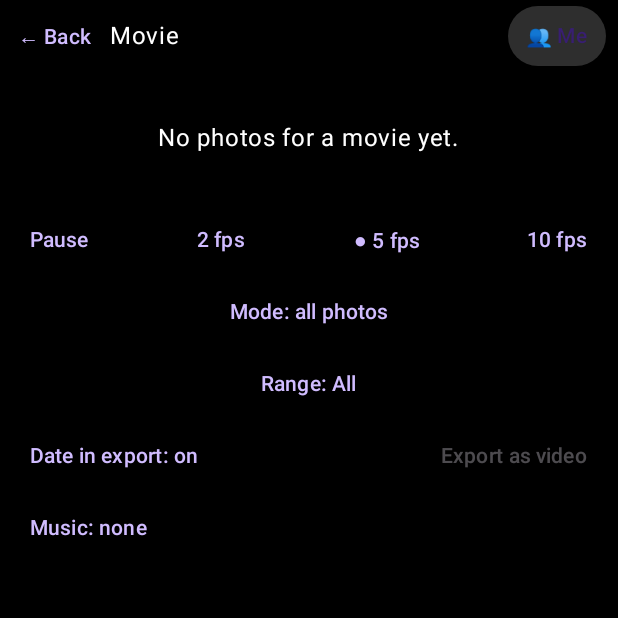
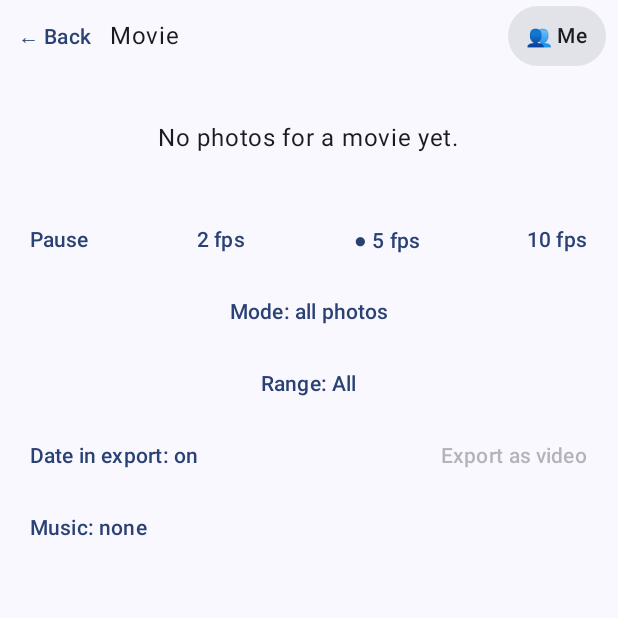
Before and after one commit to tklserhat-commits/facing, an Android app built with Jetpack Compose: the screen it shows after launch (MainActivity), after a tap on "Movie", on a phone screen of 412 x 824 dp, the top half of it. Run offline under Robolectric (Android 15) with nearby library versions, the phone set to English and light mode, and no system bars; our stand-ins replace Room's generated code; libraries missing offline, so code that uses them is left out: androidx.camera.core, androidx.camera.lifecycle, androidx.camera.view; pictures from the network do not load; 9 statements that could not run were skipped.

Commit message:
Add Material You, light/dark mode and color palettes

```diff
--- a/app/src/main/AndroidManifest.xml
+++ b/app/src/main/AndroidManifest.xml
@@ -12,7 +12,7 @@
         android:localeConfig="@xml/locales_config"
         android:icon="@mipmap/ic_launcher"
         android:roundIcon="@mipmap/ic_launcher_round"
-        android:theme="@android:style/Theme.Material.Light.NoActionBar">
+        android:theme="@style/Theme.Facing">
         <activity
             android:name=".MainActivity"
             android:exported="true">
--- a/app/src/main/java/app/facing/MainActivity.kt
+++ b/app/src/main/java/app/facing/MainActivity.kt
@@ -10,15 +10,25 @@ import androidx.activity.ComponentActivity
 import androidx.activity.compose.rememberLauncherForActivityResult
 import androidx.activity.compose.setContent
 import androidx.activity.result.contract.ActivityResultContracts
-import androidx.compose.foundation.background
+import androidx.activity.SystemBarStyle
+import androidx.activity.enableEdgeToEdge
+import androidx.compose.foundation.layout.navigationBarsPadding
+import androidx.compose.foundation.layout.statusBarsPadding
+import androidx.compose.runtime.DisposableEffect
+import androidx.compose.runtime.SideEffect
+import androidx.compose.ui.graphics.toArgb
+import androidx.lifecycle.compose.collectAsStateWithLifecycle
+import android.graphics.drawable.ColorDrawable
+import app.facing.ui.theme.FacingTheme
+import app.facing.ui.theme.isDarkTheme
 import androidx.compose.foundation.layout.Arrangement
 import androidx.compose.foundation.layout.Column
 import androidx.compose.foundation.layout.fillMaxSize
 import androidx.compose.foundation.layout.padding
 import androidx.compose.material3.Button
 import androidx.compose.material3.MaterialTheme
+import androidx.compose.material3.Surface
 import androidx.compose.material3.Text
-import androidx.compose.material3.darkColorScheme
 import androidx.compose.runtime.Composable
 import androidx.compose.runtime.getValue
 import androidx.compose.runtime.mutableStateOf
@@ -26,7 +36,6 @@ import androidx.compose.runtime.remember
 import androidx.compose.runtime.setValue
 import androidx.compose.ui.Alignment
 import androidx.compose.ui.Modifier
-import androidx.compose.ui.graphics.Color
 import androidx.compose.ui.text.style.TextAlign
 import androidx.compose.ui.unit.dp
 import androidx.core.content.ContextCompat
@@ -46,8 +55,33 @@ class MainActivity : ComponentActivity() {
         super.onCreate(savedInstanceState)
         val app = application as FacingApp
         setContent {
-            MaterialTheme(colorScheme = darkColorScheme()) {
-                CameraPermissionGate { AppRoot(app) }
+            // null = Einstellungen noch nicht geladen (Millisekunden) -> noch nichts zeichnen, kein Farb-Flackern
+            val settings by app.settings.settings.collectAsStateWithLifecycle(null)
+            val s = settings
+            if (s != null) {
+                val dark = isDarkTheme(s.themeMode)
+
+                // Statusleiste/Navigationsleiste transparent; Icon-Farbe passend zu hell/dunkel
+                DisposableEffect(dark) {
+                    this@MainActivity.enableEdgeToEdge(
+                        statusBarStyle = SystemBarStyle.auto(
+                            android.graphics.Color.TRANSPARENT, android.graphics.Color.TRANSPARENT,
+                        ) { dark },
+                        navigationBarStyle = SystemBarStyle.auto(
+                            android.graphics.Color.TRANSPARENT, android.graphics.Color.TRANSPARENT,
+                        ) { dark },
+                    )
+                    onDispose { }
+                }
+
+                FacingTheme(s.themeMode, s.palette, s.amoled) {
+                    val bg = MaterialTheme.colorScheme.background
+                    // Fensterhintergrund angleichen (sonst blitzt beim Drehen kurz die falsche Farbe auf)
+                    SideEffect { window.setBackgroundDrawable(ColorDrawable(bg.toArgb())) }
+                    Surface(modifier = Modifier.fillMaxSize(), color = bg) {
+                        CameraPermissionGate { AppRoot(app) }
+                    }
+                }
             }
         }
     }
@@ -69,13 +103,12 @@ private fun CameraPermissionGate(content: @Composable () -> Unit) {
         content()
     } else {
         Column(
-            Modifier.fillMaxSize().background(Color.Black).padding(32.dp),
+            Modifier.fillMaxSize().statusBarsPadding().navigationBarsPadding().padding(32.dp),
             verticalArrangement = Arrangement.Center,
             horizontalAlignment = Alignment.CenterHorizontally,
         ) {
             Text(
                 stringResource(R.string.main_camera_rationale),
-                color = Color.White,
                 textAlign = TextAlign.Center,
             )
             Button(
--- a/app/src/main/java/app/facing/data/prefs/SettingsRepository.kt
+++ b/app/src/main/java/app/facing/data/prefs/SettingsRepository.kt
@@ -14,6 +14,19 @@ import kotlinx.coroutines.flow.map
 
 enum class MovieMode { ALL_PHOTOS, ONE_PER_DAY }
 
+/** Hell/Dunkel: folgt dem System oder ist fest eingestellt. */
+enum class ThemeMode { SYSTEM, LIGHT, DARK }
+
+/** Verfügbare Farbpaletten. [displayName] ist der Eigenname (wird nicht übersetzt). */
+enum class ColorPalette(val displayName: String) {
+    MATERIAL_YOU("Material You"),
+    STANDARD("Standard"),
+    CATPPUCCIN("Catppuccin"),
+    NORD("Nord"),
+    GRUVBOX("Gruvbox"),
+    ROSE_PINE("Rosé Pine"),
+}
+
 data class Settings(
     val movieMode: MovieMode = MovieMode.ALL_PHOTOS,
     val fps: Int = 5,                    // 2, 5 oder 10
@@ -25,6 +38,9 @@ data class Settings(
     val currentGroupId: Long = 1,        // aktive Gruppe (Fotoreihe)
     val reminderEnabled: Boolean = false,
     val reminderMinutes: Int = 19 * 60,  // Minuten seit Mitternacht
+    val themeMode: ThemeMode = ThemeMode.SYSTEM,
+    val palette: ColorPalette = ColorPalette.MATERIAL_YOU,
+    val amoled: Boolean = false,         // reines Schwarz im Dunkelmodus
 )
 
 private val Context.dataStore by preferencesDataStore(name = "settings")
@@ -42,6 +58,9 @@ class SettingsRepository(private val context: Context) {
         val currentGroupId = longPreferencesKey("currentGroupId")
         val reminderEnabled = booleanPreferencesKey("reminderEnabled")
         val reminderMinutes = intPreferencesKey("reminderMinutes")
+        val themeMode = stringPreferencesKey("themeMode")
+        val palette = stringPreferencesKey("palette")
+        val amoled = booleanPreferencesKey("amoled")
     }
 
     val settings: Flow<Settings> = context.dataStore.data.map { p ->
@@ -58,6 +77,11 @@ class SettingsRepository(private val context: Context) {
             currentGroupId = p[Keys.currentGroupId] ?: d.currentGroupId,
             reminderEnabled = p[Keys.reminderEnabled] ?: d.reminderEnabled,
             reminderMinutes = p[Keys.reminderMinutes] ?: d.reminderMinutes,
+            themeMode = p[Keys.themeMode]
+                ?.let { runCatching { ThemeMode.valueOf(it) }.getOrNull() } ?: d.themeMode,
+            palette = p[Keys.palette]
+                ?.let { runCatching { ColorPalette.valueOf(it) }.getOrNull() } ?: d.palette,
+            amoled = p[Keys.amoled] ?: d.amoled,
         )
     }
 
@@ -75,4 +99,7 @@ class SettingsRepository(private val context: Context) {
     suspend fun setCurrentGroup(v: Long) = edit { it[Keys.currentGroupId] = v }
     suspend fun setReminderEnabled(v: Boolean) = edit { it[Keys.reminderEnabled] = v }
     suspend fun setReminderMinutes(v: Int) = edit { it[Keys.reminderMinutes] = v }
+    suspend fun setThemeMode(v: ThemeMode) = edit { it[Keys.themeMode] = v.name }
+    suspend fun setPalette(v: ColorPalette) = edit { it[Keys.palette] = v.name }
+    suspend fun setAmoled(v: Boolean) = edit { it[Keys.amoled] = v }
 }
--- a/app/src/main/java/app/facing/ui/CameraScreen.kt
+++ b/app/src/main/java/app/facing/ui/CameraScreen.kt
@@ -36,6 +36,7 @@ import androidx.compose.foundation.layout.statusBarsPadding
 import androidx.compose.foundation.shape.CircleShape
 import androidx.compose.material3.Button
 import androidx.compose.material3.ButtonDefaults
+import androidx.compose.material3.MaterialTheme
 import androidx.compose.material3.Slider
 import androidx.compose.material3.Text
 import androidx.compose.material3.TextButton
@@ -87,6 +88,7 @@ fun CameraScreen(app: FacingApp, onGallery: () -> Unit, onMovie: () -> Unit) {
     var front by remember { mutableStateOf(true) }
     var busy by remember { mutableStateOf(false) }
     var showReminder by remember { mutableStateOf(false) }
+    var showTheme by remember { mutableStateOf(false) }
     var timer by rememberSaveable { mutableIntStateOf(0) } // Selbstauslöser: 0, 3 oder 10 Sekunden
     var countdown by remember { mutableIntStateOf(0) }
     var countdownJob by remember { mutableStateOf<Job?>(null) }
@@ -185,8 +187,13 @@ fun CameraScreen(app: FacingApp, onGallery: () -> Unit, onMovie: () -> Unit) {
         onDispose { ShutterKeys.onPress = null }
     }
 
+    // Buttons über der Kamera-Vorschau bleiben immer dunkel/transparent mit weißer Schrift (Live-Bild dahinter)
+    val dim = ButtonDefaults.buttonColors(containerColor = Color.Black.copy(alpha = 0.55f), contentColor = Color.White)
+    // Alles unterhalb der Vorschau folgt dem Theme
+    val ink = MaterialTheme.colorScheme.onBackground
+
     Column(
-        Modifier.fillMaxSize().background(Color.Black).statusBarsPadding().navigationBarsPadding(),
+        Modifier.fillMaxSize().background(MaterialTheme.colorScheme.background).statusBarsPadding().navigationBarsPadding(),
         horizontalAlignment = Alignment.CenterHorizontally,
     ) {
         // Vorschau + Overlay des letzten Fotos + Raster
@@ -206,12 +213,17 @@ fun CameraScreen(app: FacingApp, onGallery: () -> Unit, onMovie: () -> Unit) {
                 verticalArrangement = Arrangement.spacedBy(8.dp),
             ) {
                 Row(horizontalArrangement = Arrangement.spacedBy(8.dp)) {
-                    val dim = ButtonDefaults.buttonColors(containerColor = Color.Black.copy(alpha = 0.55f))
                     Button(onClick = onGallery, colors = dim) { Text(stringResource(R.string.nav_photos)) }
                     Button(onClick = onMovie, colors = dim) { Text(stringResource(R.string.nav_movie)) }
                     Button(onClick = { showReminder = true }, colors = dim) { Text("🔔") }
                 }
-                GroupChip(app)
+                Row(
+                    horizontalArrangement = Arrangement.spacedBy(8.dp),
+                    verticalAlignment = Alignment.CenterVertically,
+                ) {
+                    GroupChip(app)
+                    Button(onClick = { showTheme = true }, colors = dim) { Text("🎨") }
+                }
             }
             if (countdown > 0) {
                 Text(
@@ -236,7 +248,6 @@ fun CameraScreen(app: FacingApp, onGallery: () -> Unit, onMovie: () -> Unit) {
 
         Text(
             stringResource(R.string.overlay_percent, (settings.overlayOpacity * 100).toInt()),
-            color = Color.White,
             modifier = Modifier.padding(top = 8.dp),
         )
         Slider(
@@ -254,10 +265,10 @@ fun CameraScreen(app: FacingApp, onGallery: () -> Unit, onMovie: () -> Unit) {
                 TextButton(onClick = { scope.launch { app.settings.setShowGrid(!settings.showGrid) } }) {
                     Text(stringResource(if (settings.showGrid) R.string.grid_off else R.string.grid_on))
                 }
-                Text(stringResource(R.string.today_count, todayPhotos.size), color = Color.White)
+                Text(stringResource(R.string.today_count, todayPhotos.size))
                 if (streak > 0) {
                     val streakText = pluralStringResource(R.plurals.streak_days, streak, streak)
-                    Text("🔥 $streakText", color = Color.White)
+                    Text("🔥 $streakText")
                 }
             }
 
@@ -266,10 +277,10 @@ fun CameraScreen(app: FacingApp, onGallery: () -> Unit, onMovie: () -> Unit) {
                 Modifier
                     .size(76.dp)
                     .clip(CircleShape)
-                    .border(4.dp, Color.White, CircleShape)
+                    .border(4.dp, ink, CircleShape)
                     .padding(8.dp)
                     .clip(CircleShape)
-                    .background(if (busy) Color.Gray else Color.White)
+                    .background(if (busy) ink.copy(alpha = 0.4f) else ink)
                     .clickable(enabled = !busy || countdown > 0) { requestShot() }
             )
 
@@ -283,6 +294,7 @@ fun CameraScreen(app: FacingApp, onGallery: () -> Unit, onMovie: () -> Unit) {
     }
 
     if (showReminder) ReminderDialog { showReminder = false }
+    if (showTheme) ThemeDialog(app) { showTheme = false }
 }
 
 private suspend fun Context.cameraProvider(): ProcessCameraProvider = suspendCoroutine { cont ->
--- a/app/src/main/java/app/facing/ui/CompareScreen.kt
+++ b/app/src/main/java/app/facing/ui/CompareScreen.kt
@@ -17,6 +17,7 @@ import androidx.compose.foundation.layout.statusBarsPadding
 import androidx.compose.foundation.lazy.LazyColumn
 import androidx.compose.foundation.lazy.items
 import androidx.compose.material3.AlertDialog
+import androidx.compose.material3.MaterialTheme
 import androidx.compose.material3.Slider
 import androidx.compose.material3.Text
 import androidx.compose.material3.TextButton
@@ -49,12 +50,12 @@ fun CompareScreen(app: FacingApp, onClose: () -> Unit) {
     BackHandler(onBack = onClose)
 
     Column(
-        Modifier.fillMaxSize().background(Color.Black).statusBarsPadding().navigationBarsPadding(),
+        Modifier.fillMaxSize().background(MaterialTheme.colorScheme.background).statusBarsPadding().navigationBarsPadding(),
         horizontalAlignment = Alignment.CenterHorizontally,
     ) {
         Row(Modifier.fillMaxWidth(), verticalAlignment = Alignment.CenterVertically) {
             TextButton(onClick = onClose) { Text(stringResource(R.string.back)) }
-            Text(stringResource(R.string.compare_title), color = Color.White)
+            Text(stringResource(R.string.compare_title))
         }
 
         if (days.size < 2) {
--- a/app/src/main/java/app/facing/ui/GalleryScreen.kt
+++ b/app/src/main/java/app/facing/ui/GalleryScreen.kt
@@ -22,6 +22,7 @@ import androidx.compose.foundation.lazy.grid.GridCells
 import androidx.compose.foundation.lazy.grid.LazyVerticalGrid
 import androidx.compose.foundation.lazy.grid.items
 import androidx.compose.material3.AlertDialog
+import androidx.compose.material3.MaterialTheme
 import androidx.compose.material3.OutlinedTextField
 import androidx.compose.material3.Text
 import androidx.compose.material3.TextButton
@@ -71,12 +72,11 @@ fun GalleryScreen(app: FacingApp, onCompare: () -> Unit = {}, onClose: () -> Uni
 
     BackHandler { if (openDay != null) openDay = null else onClose() }
 
-    Column(Modifier.fillMaxSize().background(Color.Black).statusBarsPadding().navigationBarsPadding()) {
+    Column(Modifier.fillMaxSize().background(MaterialTheme.colorScheme.background).statusBarsPadding().navigationBarsPadding()) {
         Row(Modifier.fillMaxWidth(), verticalAlignment = Alignment.CenterVertically) {
             TextButton(onClick = { if (openDay != null) openDay = null else onClose() }) { Text(stringResource(R.string.back)) }
             Text(
                 openDay?.let { formatDay(it) } ?: stringResource(R.string.gallery_title, days.size),
-                color = Color.White,
                 modifier = Modifier.weight(1f),
             )
             if (openDay == null) GroupChip(app, Modifier.padding(end = 8.dp), light = true)
@@ -169,7 +169,7 @@ private fun Viewer(app: FacingApp, photo: PhotoEntity, onClose: () -> Unit) {
     var note by remember(photo.id) { mutableStateOf(photo.note ?: "") }
     var confirmDelete by remember { mutableStateOf(false) }
 
-    Column(Modifier.fillMaxSize().background(Color.Black).padding(8.dp)) {
+    Column(Modifier.fillMaxSize().background(MaterialTheme.colorScheme.background).padding(8.dp)) {
         AsyncImage(
             model = app.photos.storage.photoFile(photo.fileName),
             contentDescription = null,
@@ -178,7 +178,6 @@ private fun Viewer(app: FacingApp, photo: PhotoEntity, onClose: () -> Unit) {
         )
         Text(
             "${formatDay(photo.day)}, ${formatTime(photo.takenAt)}",
-            color = Color.White,
             modifier = Modifier.padding(vertical = 4.dp),
         )
         OutlinedTextField(
@@ -215,6 +214,6 @@ private fun Viewer(app: FacingApp, photo: PhotoEntity, onClose: () -> Unit) {
 @Composable
 internal fun Hint(text: String) {
     Box(Modifier.fillMaxSize().padding(32.dp), contentAlignment = Alignment.Center) {
-        Text(text, color = Color.White)
+        Text(text)
     }
 }
--- a/app/src/main/java/app/facing/ui/GroupSwitcher.kt
+++ b/app/src/main/java/app/facing/ui/GroupSwitcher.kt
@@ -11,6 +11,7 @@ import androidx.compose.foundation.verticalScroll
 import androidx.compose.material3.AlertDialog
 import androidx.compose.material3.Button
 import androidx.compose.material3.ButtonDefaults
+import androidx.compose.material3.MaterialTheme
 import androidx.compose.material3.OutlinedTextField
 import androidx.compose.material3.RadioButton
 import androidx.compose.material3.Text
@@ -45,9 +46,18 @@ fun GroupChip(app: FacingApp, modifier: Modifier = Modifier, light: Boolean = fa
     Button(
         onClick = { open = true },
         modifier = modifier,
-        colors = ButtonDefaults.buttonColors(
-            containerColor = if (light) Color.White.copy(alpha = 0.18f) else Color.Black.copy(alpha = 0.55f),
-        ),
+        // light = auf normalem Theme-Hintergrund (Galerie, Film); sonst über der Kamera-Vorschau
+        colors = if (light) {
+            ButtonDefaults.buttonColors(
+                containerColor = MaterialTheme.colorScheme.surfaceContainerHighest,
+                contentColor = MaterialTheme.colorScheme.onSurface,
+            )
+        } else {
+            ButtonDefaults.buttonColors(
+                containerColor = Color.Black.copy(alpha = 0.55f),
+                contentColor = Color.White,
+            )
+        },
         contentPadding = PaddingValues(horizontal = 12.dp, vertical = 4.dp),
     ) {
         Text(
--- a/app/src/main/java/app/facing/ui/MovieScreen.kt
+++ b/app/src/main/java/app/facing/ui/MovieScreen.kt
@@ -20,6 +20,7 @@ import androidx.compose.foundation.layout.fillMaxWidth
 import androidx.compose.foundation.layout.navigationBarsPadding
 import androidx.compose.foundation.layout.padding
 import androidx.compose.foundation.layout.statusBarsPadding
+import androidx.compose.material3.MaterialTheme
 import androidx.compose.material3.Slider
 import androidx.compose.material3.Text
 import androidx.compose.material3.TextButton
@@ -122,13 +123,13 @@ fun MovieScreen(app: FacingApp, onClose: () -> Unit) {
     }
 
     Column(
-        Modifier.fillMaxSize().background(Color.Black).statusBarsPadding().navigationBarsPadding()
+        Modifier.fillMaxSize().background(MaterialTheme.colorScheme.background).statusBarsPadding().navigationBarsPadding()
             .verticalScroll(rememberScrollState()),
         horizontalAlignment = Alignment.CenterHorizontally,
     ) {
         Row(Modifier.fillMaxWidth(), verticalAlignment = Alignment.CenterVertically) {
             TextButton(onClick = onClose) { Text(stringResource(R.string.back)) }
-            Text(stringResource(R.string.movie_title), color = Color.White, modifier = Modifier.weight(1f))
+            Text(stringResource(R.string.movie_title), modifier = Modifier.weight(1f))
             GroupChip(app, Modifier.padding(end = 8.dp), light = true)
         }
 
@@ -161,7 +162,7 @@ fun MovieScreen(app: FacingApp, onClose: () -> Unit) {
                             .padding(horizontal = 6.dp, vertical = 2.dp),
                     )
                 }
-                Text(stringResource(R.string.frame_of, i + 1, list.size), color = Color.White, modifier = Modifier.padding(top = 8.dp))
+                Text(stringResource(R.string.frame_of, i + 1, list.size), modifier = Modifier.padding(top = 8.dp))
                 if (list.size >= 2) {
                     Slider(
                         value = i.toFloat(),
--- /dev/null
+++ b/app/src/main/java/app/facing/ui/theme/Theme.kt
@@ -0,0 +1,63 @@
+package app.facing.ui.theme
+
+import android.content.Context
+import android.os.Build
+import androidx.compose.foundation.isSystemInDarkTheme
+import androidx.compose.material3.ColorScheme
+import androidx.compose.material3.MaterialTheme
+import androidx.compose.material3.darkColorScheme
+import androidx.compose.material3.dynamicDarkColorScheme
+import androidx.compose.material3.dynamicLightColorScheme
+import androidx.compose.material3.lightColorScheme
+import androidx.compose.runtime.Composable
+import androidx.compose.runtime.remember
+import androidx.compose.ui.graphics.Color
+import androidx.compose.ui.platform.LocalContext
+import app.facing.data.prefs.ColorPalette
+import app.facing.data.prefs.ThemeMode
+
+/** Material You (dynamische Farben aus dem Hintergrundbild) gibt es erst ab Android 12 (API 31). */
+val dynamicColorsAvailable: Boolean
+    get() = Build.VERSION.SDK_INT >= Build.VERSION_CODES.S
+
+/** Ist die Oberfläche gerade dunkel? Bei "System" entscheidet die Android-Systemeinstellung. */
+@Composable
+fun isDarkTheme(mode: ThemeMode): Boolean = when (mode) {
+    ThemeMode.SYSTEM -> isSystemInDarkTheme()
+    ThemeMode.LIGHT -> false
+    ThemeMode.DARK -> true
+}
+
+/** Baut das passende [ColorScheme] für Palette + hell/dunkel (+ optional reines Schwarz). */
+fun colorSchemeFor(context: Context, palette: ColorPalette, dark: Boolean, amoled: Boolean): ColorScheme {
+    val standard = if (dark) darkColorScheme() else lightColorScheme()
+    val base = when (palette) {
+        ColorPalette.STANDARD -> standard
+        ColorPalette.MATERIAL_YOU ->
+            if (Build.VERSION.SDK_INT >= Build.VERSION_CODES.S) {
+                if (dark) dynamicDarkColorScheme(context) else dynamicLightColorScheme(context)
+            } else {
+                standard // ältere Geräte: Rückfall auf das Standard-Schema
+            }
+        else -> fixedScheme(palette, dark) ?: standard
+    }
+    return if (dark && amoled) {
+        base.copy(background = Color.Black, surface = Color.Black, surfaceContainerLowest = Color.Black)
+    } else {
+        base
+    }
+}
+
+/** Setzt das Farbschema für alles, was darin liegt. */
+@Composable
+fun FacingTheme(
+    mode: ThemeMode,
+    palette: ColorPalette,
+    amoled: Boolean,
+    content: @Composable () -> Unit,
+) {
+    val context = LocalContext.current
+    val dark = isDarkTheme(mode)
+    val scheme = remember(palette, dark, amoled) { colorSchemeFor(context, palette, dark, amoled) }
+    MaterialTheme(colorScheme = scheme, content = content)
+}
--- /dev/null
+++ b/app/src/main/res/values-night/themes.xml
@@ -0,0 +1,4 @@
+<?xml version="1.0" encoding="utf-8"?>
+<resources>
+    <style name="Theme.Facing" parent="android:Theme.Material.NoActionBar" />
+</resources>
--- /dev/null
+++ b/app/src/main/res/values/themes.xml
@@ -0,0 +1,5 @@
+<?xml version="1.0" encoding="utf-8"?>
+<resources>
+    <!-- Nur der Fensterrahmen vor dem ersten Compose-Frame; die eigentlichen Farben kommen aus ui/theme/. -->
+    <style name="Theme.Facing" parent="android:Theme.Material.Light.NoActionBar" />
+</resources>
```
Also changed, not shown: app/src/main/java/app/facing/ui/CalendarView.kt (+4 -5 lines), app/src/main/java/app/facing/ui/ThemeDialog.kt (added, +147 -0 lines), app/src/main/java/app/facing/ui/theme/Palettes.kt (added, +172 -0 lines), app/src/main/res/values/strings.xml (+8 -0 lines), 4 other files.
